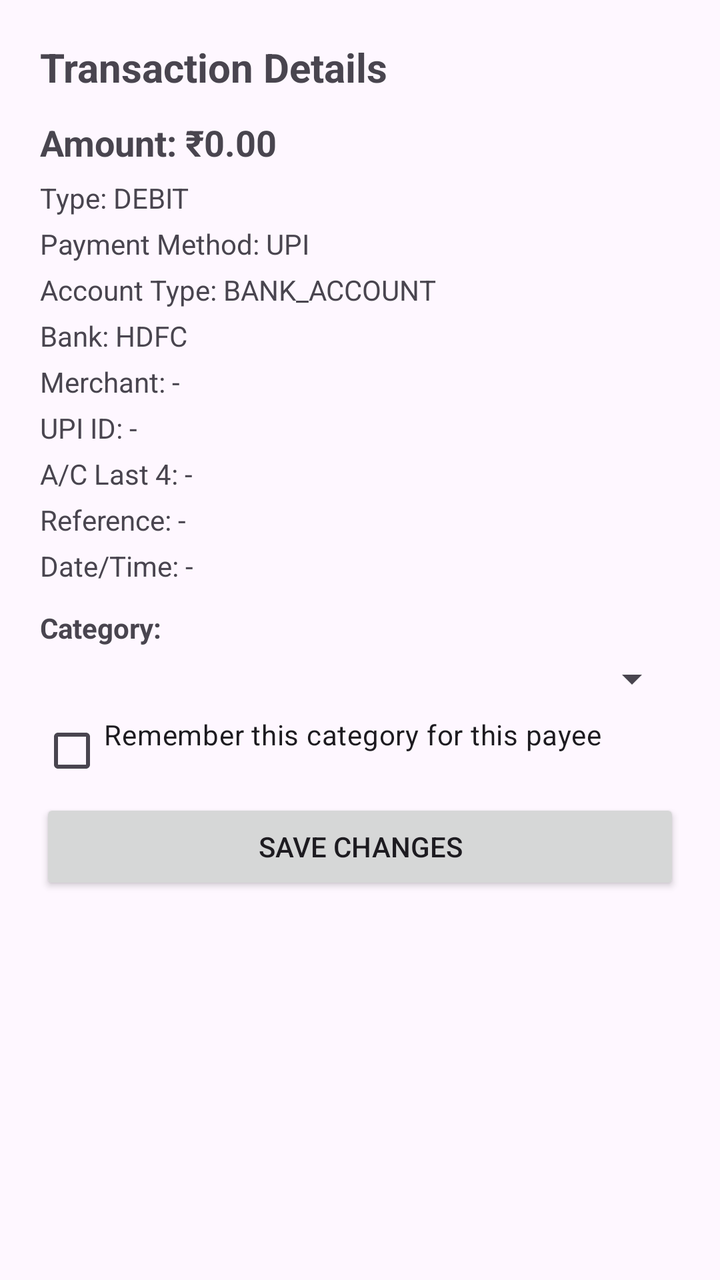
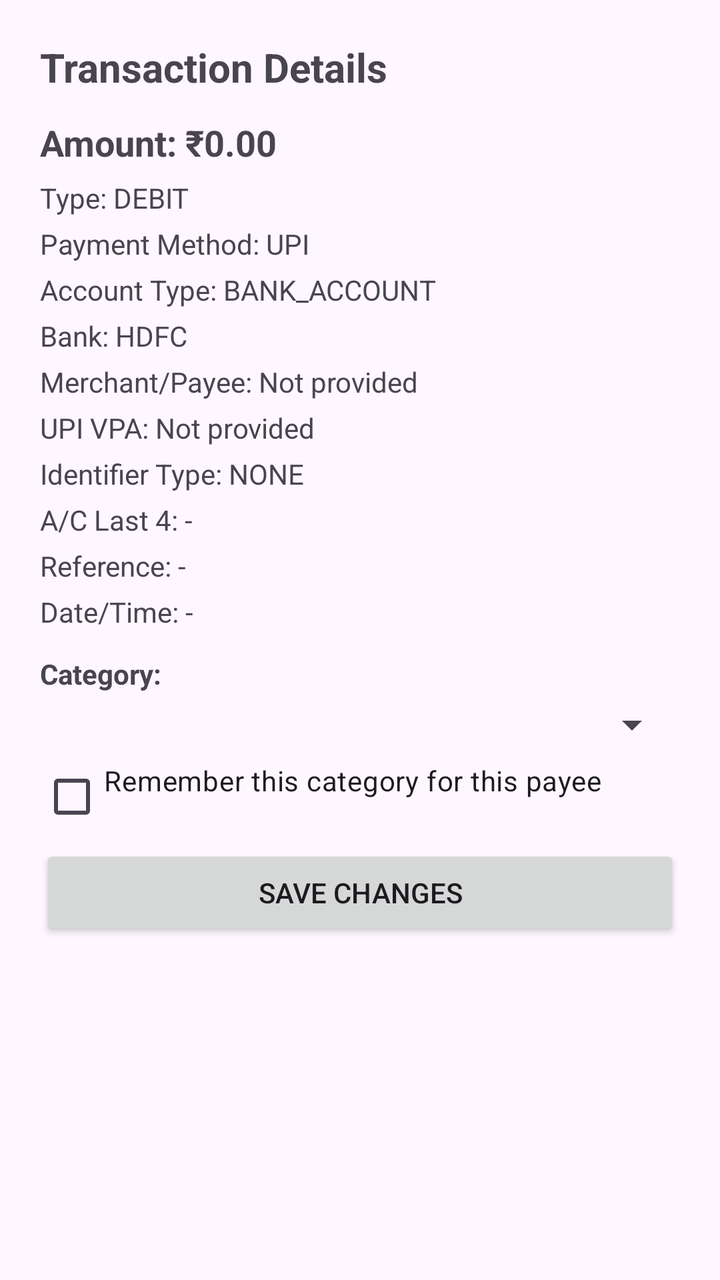

Screens rendered from an Android XML layout before and after an edit, with the pre-edit source and the edit as a unified diff.
<!-- AndroidManifest.xml: application theme Theme.FinanceSMSTracker -->
<!-- res/layout/dialog_transaction_detail.xml -->
<?xml version="1.0" encoding="utf-8"?>
<ScrollView xmlns:android="http://schemas.android.com/apk/res/android"
    android:layout_width="match_parent"
    android:layout_height="wrap_content"
    android:padding="20dp">

    <LinearLayout
        android:layout_width="match_parent"
        android:layout_height="wrap_content"
        android:orientation="vertical">

        <TextView
            android:layout_width="match_parent"
            android:layout_height="wrap_content"
            android:text="Transaction Details"
            android:textSize="20sp"
            android:textStyle="bold"
            android:paddingBottom="12dp" />

        <TextView
            android:id="@+id/detailTextAmount"
            android:layout_width="match_parent"
            android:layout_height="wrap_content"
            android:textSize="18sp"
            android:textStyle="bold"
            android:paddingBottom="6dp"
            android:text="Amount: ₹0.00" />

        <TextView
            android:id="@+id/detailTextType"
            android:layout_width="match_parent"
            android:layout_height="wrap_content"
            android:paddingBottom="4dp"
            android:text="Type: DEBIT" />

        <TextView
            android:id="@+id/detailTextPaymentMethod"
            android:layout_width="match_parent"
            android:layout_height="wrap_content"
            android:paddingBottom="4dp"
            android:text="Payment Method: UPI" />

        <TextView
            android:id="@+id/detailTextAccountType"
            android:layout_width="match_parent"
            android:layout_height="wrap_content"
            android:paddingBottom="4dp"
            android:text="Account Type: BANK_ACCOUNT" />

        <TextView
            android:id="@+id/detailTextBank"
            android:layout_width="match_parent"
            android:layout_height="wrap_content"
            android:paddingBottom="4dp"
            android:text="Bank: HDFC" />

        <TextView
            android:id="@+id/detailTextMerchant"
            android:layout_width="match_parent"
            android:layout_height="wrap_content"
            android:paddingBottom="4dp"
            android:text="Merchant: -" />

        <TextView
            android:id="@+id/detailTextPayeeId"
            android:layout_width="match_parent"
            android:layout_height="wrap_content"
            android:paddingBottom="4dp"
            android:text="UPI ID: -" />

        <TextView
            android:id="@+id/detailTextAccountLastFour"
            android:layout_width="match_parent"
            android:layout_height="wrap_content"
            android:paddingBottom="4dp"
            android:text="A/C Last 4: -" />

        <TextView
            android:id="@+id/detailTextRefNumber"
            android:layout_width="match_parent"
            android:layout_height="wrap_content"
            android:paddingBottom="4dp"
            android:text="Reference: -" />

        <TextView
            android:id="@+id/detailTextDateTime"
            android:layout_width="match_parent"
            android:layout_height="wrap_content"
            android:paddingBottom="12dp"
            android:text="Date/Time: -" />

        <TextView
            android:layout_width="match_parent"
            android:layout_height="wrap_content"
            android:text="Category:"
            android:textStyle="bold"
            android:paddingBottom="4dp" />

        <Spinner
            android:id="@+id/spinnerCategory"
            android:layout_width="match_parent"
            android:layout_height="wrap_content"
            android:paddingBottom="12dp" />

        <CheckBox
            android:id="@+id/checkboxRememberPayee"
            android:layout_width="match_parent"
            android:layout_height="wrap_content"
            android:text="Remember this category for this payee"
            android:paddingBottom="16dp" />

        <Button
            android:id="@+id/buttonSaveCategory"
            android:layout_width="match_parent"
            android:layout_height="wrap_content"
            android:text="Save Changes" />

    </LinearLayout>
</ScrollView>
<!-- resources referenced by this layout -->
<resources>
  <style name="Theme.FinanceSMSTracker" parent="Base.Theme.FinanceSMSTracker" />
  <style name="Base.Theme.FinanceSMSTracker" parent="Theme.Material3.DayNight.NoActionBar">
          
          
      </style>
</resources>

<!-- the commit's change to res/layout/dialog_transaction_detail.xml (unified diff, before → after) -->
@@ -59,14 +59,21 @@
             android:layout_width="match_parent"
             android:layout_height="wrap_content"
             android:paddingBottom="4dp"
-            android:text="Merchant: -" />
+            android:text="Merchant/Payee: Not provided" />
 
         <TextView
             android:id="@+id/detailTextPayeeId"
             android:layout_width="match_parent"
             android:layout_height="wrap_content"
             android:paddingBottom="4dp"
-            android:text="UPI ID: -" />
+            android:text="UPI VPA: Not provided" />
+
+        <TextView
+            android:id="@+id/detailTextIdentifierType"
+            android:layout_width="match_parent"
+            android:layout_height="wrap_content"
+            android:paddingBottom="4dp"
+            android:text="Identifier Type: NONE" />
 
         <TextView
             android:id="@+id/detailTextAccountLastFour"
